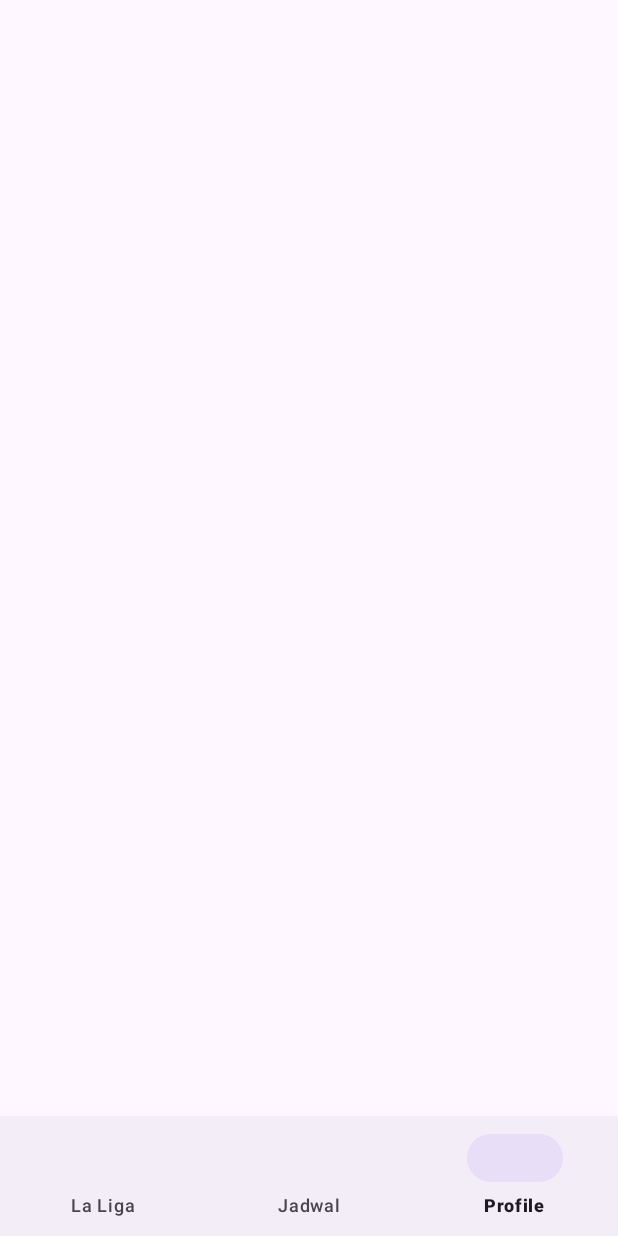
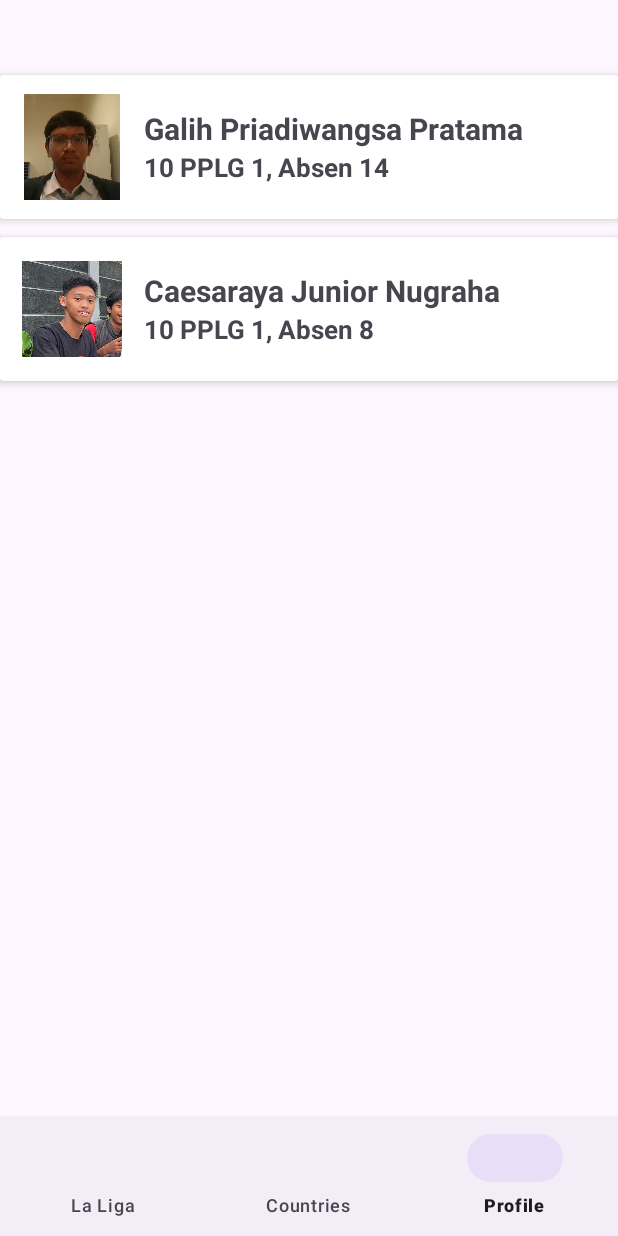
Before and after one commit to GalihPPratama/PAS_genap_absen14_absen8, an Android app: the fragment FragmentJadwal placed in its activity, item 3 of the bottom bar chosen, on a phone screen of 412 x 824 dp. Run offline under Robolectric (Android 15) with nearby library versions, the phone set to English and light mode, and no system bars; 2 statements that could not run were skipped.

Commit message:
feat [Galih Priadiwangsa Pratama] API1 and NAVIGATOR

```diff
--- a/app/src/main/java/com/example/pas_genap_absen14_absen8/Fragments/FragmentJadwal.java
+++ b/app/src/main/java/com/example/pas_genap_absen14_absen8/Fragments/FragmentJadwal.java
@@ -1,18 +1,66 @@
 package com.example.pas_genap_absen14_absen8.Fragments;
 
+import android.content.Context;
 import android.os.Bundle;
 import android.view.LayoutInflater;
 import android.view.View;
 import android.view.ViewGroup;
+import android.widget.Toast;
 
 import androidx.fragment.app.Fragment;
+import androidx.recyclerview.widget.LinearLayoutManager;
+import androidx.recyclerview.widget.RecyclerView;
 
 import com.example.pas_genap_absen14_absen8.R;
+import com.example.pas_genap_absen14_absen8.adapter.negaraAdapter;
+import com.example.pas_genap_absen14_absen8.adapter.teamAdapter;
+import com.example.pas_genap_absen14_absen8.api.ApiService;
+import com.example.pas_genap_absen14_absen8.api.RetrofitClient;
+import com.example.pas_genap_absen14_absen8.model.Team;
+import com.example.pas_genap_absen14_absen8.model.TeamResponse;
+import com.example.pas_genap_absen14_absen8.model.negara;
+import com.example.pas_genap_absen14_absen8.model.negaraResponse;
+
+import java.util.List;
+
+import retrofit2.Call;
+import retrofit2.Callback;
+import retrofit2.Response;
 
 public class FragmentJadwal extends Fragment {
+
+    private RecyclerView recyclerViewTeam;
+    private negaraAdapter negaraAdapter;
+
+
     public View onCreateView(LayoutInflater inflater, ViewGroup container,
                              Bundle savedInstanceState) {
         View view = inflater.inflate(R.layout.fragment_jadwal, container, false);
+        recyclerViewTeam = view.findViewById(R.id.recycleviewJadwal);
+        recyclerViewTeam.setLayoutManager(new LinearLayoutManager(getContext()));
+        loadTeams();
         return view;
     }
+    private void loadTeams() {
+        RetrofitClient.getRetrofitInstance()
+                .create(ApiService.class)
+                .getCountries()
+                .enqueue(new Callback<negaraResponse>() {
+                    @Override
+                    public void onResponse(Call<negaraResponse> call, Response<negaraResponse> response) {
+                        if (response.isSuccessful() && response.body() != null) {
+                            List<negara> negara = response.body().getCountries();
+                            negaraAdapter = new negaraAdapter(negara, requireContext());
+                            recyclerViewTeam.setAdapter(negaraAdapter);
+                        } else {
+                            Toast.makeText(getContext(), "No Data", Toast.LENGTH_SHORT).show();
+                        }
+                    }
+
+                    @Override
+                    public void onFailure(Call<negaraResponse> call, Throwable t) {
+                        Toast.makeText(getContext(), "Failed: " + t.getMessage(), Toast.LENGTH_SHORT).show();
+                    }
+                });
+    }
 }
--- a/app/src/main/java/com/example/pas_genap_absen14_absen8/adapter/negaraAdapter.java
+++ b/app/src/main/java/com/example/pas_genap_absen14_absen8/adapter/negaraAdapter.java
@@ -20,12 +20,16 @@ public class negaraAdapter extends RecyclerView.Adapter<negaraAdapter.ViewHolder
     private List<negara> Countries;
     private Context context;
 
+    public negaraAdapter(List<negara> countries, Context context) {
+        this.Countries = countries;
+        this.context = context;
+    }
+
 
     @NonNull
     @Override
     public ViewHolder onCreateViewHolder(@NonNull ViewGroup parent, int viewType) {
-        View view = LayoutInflater.from(parent.getContext()).inflate(R.layout.item_country,parent, false);
-
+        View view = LayoutInflater.from(context).inflate(R.layout.item_country,parent, false);
         return new ViewHolder(view);
     }
 
@@ -34,13 +38,13 @@ public class negaraAdapter extends RecyclerView.Adapter<negaraAdapter.ViewHolder
     negara negara = Countries.get(position);
     holder.tvname.setText(negara.getName());
     Glide.with(context)
-            .load(negara.getName())
+            .load(negara.getStrFlag())
             .into(holder.imgflag);
     }
 
     @Override
     public int getItemCount() {
-        return 0;
+        return Countries.size();
     }
 
     public static class ViewHolder extends RecyclerView.ViewHolder{
--- a/app/src/main/java/com/example/pas_genap_absen14_absen8/api/ApiService.java
+++ b/app/src/main/java/com/example/pas_genap_absen14_absen8/api/ApiService.java
@@ -1,11 +1,15 @@
 package com.example.pas_genap_absen14_absen8.api;
 import com.example.pas_genap_absen14_absen8.model.TeamResponse;
+import com.example.pas_genap_absen14_absen8.model.negaraResponse;
 
 import retrofit2.Call;
 import retrofit2.http.GET;
 import retrofit2.http.Query;
 
 public interface ApiService {
-    @GET("search_all_teams.php?s=Soccer&c=Spain")
+    @GET("/api/v1/json/3/search_all_teams.php?s=Soccer&c=Spain")
     Call<TeamResponse> getAllTeams2();
+
+    @GET("/api/v1/json/3/all_countries.php")
+    Call<negaraResponse> getCountries();
 }
--- a/app/src/main/java/com/example/pas_genap_absen14_absen8/api/RetrofitClient.java
+++ b/app/src/main/java/com/example/pas_genap_absen14_absen8/api/RetrofitClient.java
@@ -3,7 +3,7 @@ import retrofit2.Retrofit;
 import retrofit2.converter.gson.GsonConverterFactory;
 
 public class RetrofitClient {
-    private static final String BASE_URL = "https://www.thesportsdb.com/api/v1/json/3/";
+    private static final String BASE_URL = "https://www.thesportsdb.com/";
     private static Retrofit retrofit;
 
     public static Retrofit getRetrofitInstance() {
--- a/app/src/main/res/layout/fragment_jadwal.xml
+++ b/app/src/main/res/layout/fragment_jadwal.xml
@@ -7,7 +7,7 @@
     <TextView
         android:layout_marginTop="50dp"
         android:layout_marginBottom="50dp"
-        android:text="Fragment Jadwal"
+        android:text="Fragment Countries"
         android:textSize="30sp"
         android:layout_width="wrap_content"
         android:layout_height="wrap_content"/>
--- a/app/src/main/res/layout/fragment_profile.xml
+++ b/app/src/main/res/layout/fragment_profile.xml
@@ -1,6 +1,104 @@
 <?xml version="1.0" encoding="utf-8"?>
-<androidx.constraintlayout.widget.ConstraintLayout xmlns:android="http://schemas.android.com/apk/res/android"
-             android:layout_width="match_parent"
-             android:layout_height="match_parent">
+<LinearLayout xmlns:android="http://schemas.android.com/apk/res/android"
+    android:layout_width="match_parent"
+    android:layout_height="match_parent"
+    xmlns:app="http://schemas.android.com/apk/res-auto"
+    android:orientation="vertical">
 
-</androidx.constraintlayout.widget.ConstraintLayout>
+    <androidx.cardview.widget.CardView
+        android:layout_width="match_parent"
+        android:layout_height="wrap_content"
+        android:layout_marginTop="50dp"
+        android:layout_marginBottom="12dp"
+        app:cardElevation="4dp">
+
+
+        <LinearLayout
+            android:layout_width="wrap_content"
+            android:layout_height="match_parent"
+            android:orientation="horizontal"
+            android:padding="12dp"
+            android:gravity="center_vertical">
+
+            <ImageView
+                android:layout_width="72dp"
+                android:layout_height="72dp"
+                android:scaleType="centerCrop"
+                android:src="@drawable/galih"
+                android:padding="4dp"
+                android:layout_marginEnd="12dp"/>
+
+            <LinearLayout
+                android:layout_width="0dp"
+                android:layout_height="wrap_content"
+                android:layout_weight="1"
+                android:orientation="vertical">
+
+                <TextView
+                    android:layout_width="wrap_content"
+                    android:layout_height="wrap_content"
+                    android:text="Galih Priadiwangsa Pratama"
+                    android:textStyle="bold"
+                    android:textSize="20dp"/>
+
+                <TextView
+                    android:layout_width="wrap_content"
+                    android:layout_height="wrap_content"
+                    android:text="10 PPLG 1, Absen 14"
+                    android:textStyle="bold"
+                    android:textSize="17dp"/>
+
+
+            </LinearLayout>
+        </LinearLayout>
+
+    </androidx.cardview.widget.CardView>
+
+    <androidx.cardview.widget.CardView
+        android:layout_width="match_parent"
+        android:layout_height="wrap_content"
+        app:cardElevation="4dp">
+
+
+        <LinearLayout
+            android:layout_width="wrap_content"
+            android:layout_height="match_parent"
+            android:orientation="horizontal"
+            android:padding="12dp"
+            android:gravity="center_vertical">
+
+            <ImageView
+                android:layout_width="72dp"
+                android:layout_height="72dp"
+                android:scaleType="centerCrop"
+                android:src="@drawable/ray"
+                android:padding="4dp"
+                android:layout_marginEnd="12dp"/>
+
+            <LinearLayout
+                android:layout_width="0dp"
+                android:layout_height="wrap_content"
+                android:layout_weight="1"
+                android:orientation="vertical">
+
+                <TextView
+                    android:layout_width="wrap_content"
+                    android:layout_height="wrap_content"
+                    android:text="Caesaraya Junior Nugraha"
+                    android:textStyle="bold"
+                    android:textSize="20dp"/>
+
+                <TextView
+                    android:layout_width="wrap_content"
+                    android:layout_height="wrap_content"
+                    android:text="10 PPLG 1, Absen 8"
+                    android:textStyle="bold"
+                    android:textSize="17dp"/>
+
+
+            </LinearLayout>
+        </LinearLayout>
+
+    </androidx.cardview.widget.CardView>
+
+</LinearLayout>
--- a/app/src/main/res/layout/item_country.xml
+++ b/app/src/main/res/layout/item_country.xml
@@ -8,18 +8,19 @@
         android:id="@+id/imgflag"
         android:layout_width="64dp"
         android:layout_height="64dp"
+        android:contentDescription="Team Badge"
         app:layout_constraintStart_toStartOf="parent"
         app:layout_constraintTop_toTopOf="parent" />
 
     <TextView
         android:id="@+id/tvname"
-        android:layout_width="wrap_content"
+        android:layout_width="0dp"
         android:layout_height="wrap_content"
-        android:text="name"
+        android:paddingStart="8dp"
+        android:text="Team Name"
         android:textSize="18sp"
         app:layout_constraintBottom_toBottomOf="@+id/imgflag"
         app:layout_constraintEnd_toEndOf="parent"
         app:layout_constraintStart_toEndOf="@+id/imgflag"
-        app:layout_constraintTop_toTopOf="parent"
-        app:layout_constraintVertical_bias="0.4" />
+        app:layout_constraintTop_toTopOf="@+id/imgflag" />
 </androidx.constraintlayout.widget.ConstraintLayout>
--- a/app/src/main/res/layout/item_team.xml
+++ b/app/src/main/res/layout/item_team.xml
@@ -1,7 +1,6 @@
 <?xml version="1.0" encoding="utf-8"?>
 <androidx.constraintlayout.widget.ConstraintLayout xmlns:android="http://schemas.android.com/apk/res/android"
     xmlns:app="http://schemas.android.com/apk/res-auto"
-    xmlns:tools="http://schemas.android.com/tools"
     android:layout_width="match_parent"
     android:layout_height="match_parent">
 
--- a/app/src/main/res/menu/menu_nav.xml
+++ b/app/src/main/res/menu/menu_nav.xml
@@ -6,7 +6,7 @@
         android:title="La Liga" />
     <item
         android:id="@+id/nav_jadwal"
-        android:title="Jadwal" />
+        android:title="Countries" />
     <item
         android:id="@+id/nav_profile"
         android:title="Profile" />
```
Also changed, not shown: app/src/main/res/drawable/galih.jpg (added), app/src/main/res/drawable/globe.png (added), app/src/main/res/drawable/laniga.png (added), app/src/main/res/drawable/person.png (added), app/src/main/res/drawable/ray.jpg (added).
